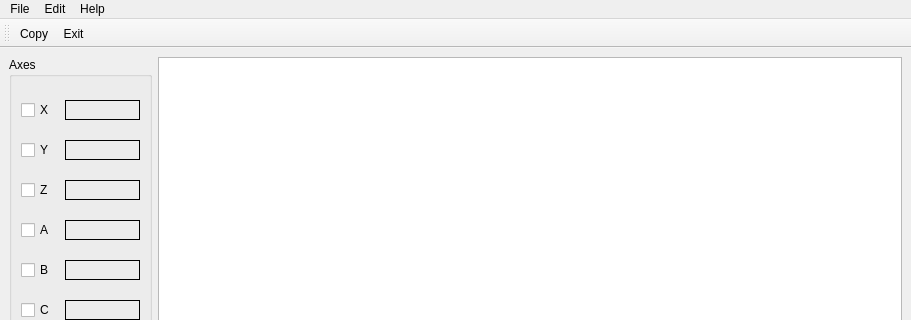
Before: the Qt Designer form emclog/src/emclog.ui in jethornton/emclog, drawn with Qt 5; both pictures show x 0 to 911 and y 0 to 320 of the 911 by 852 pixel window.
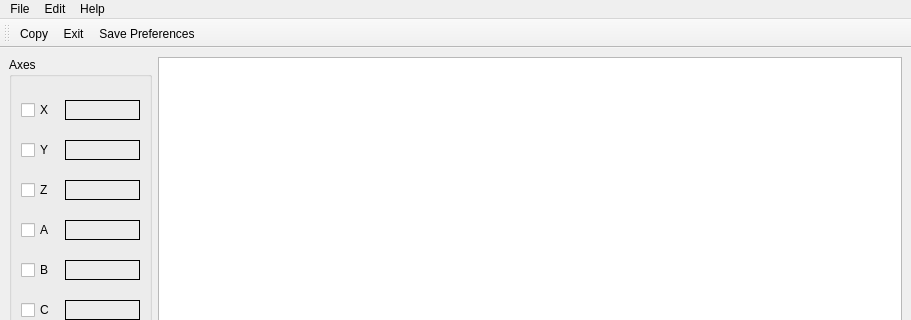
After: the same form once the commit is applied.

Commit message: add remote input and preferences

Diff of the .ui file:
```diff
--- a/emclog/src/emclog.ui
+++ b/emclog/src/emclog.ui
@@ -613,6 +613,7 @@
    </attribute>
    <addaction name="actionCopy"/>
    <addaction name="actionExit"/>
+   <addaction name="actionSavePreferences"/>
   </widget>
   <action name="actionNew">
    <property name="text">
@@ -677,6 +678,11 @@
     <string>Send to Axis</string>
    </property>
   </action>
+  <action name="actionSavePreferences">
+   <property name="text">
+    <string>Save Preferences</string>
+   </property>
+  </action>
  </widget>
  <resources/>
  <connections/>
```
Left out of the diff: 2 changed lines with no effect on the pictures. The commit also changes 20 other files.
